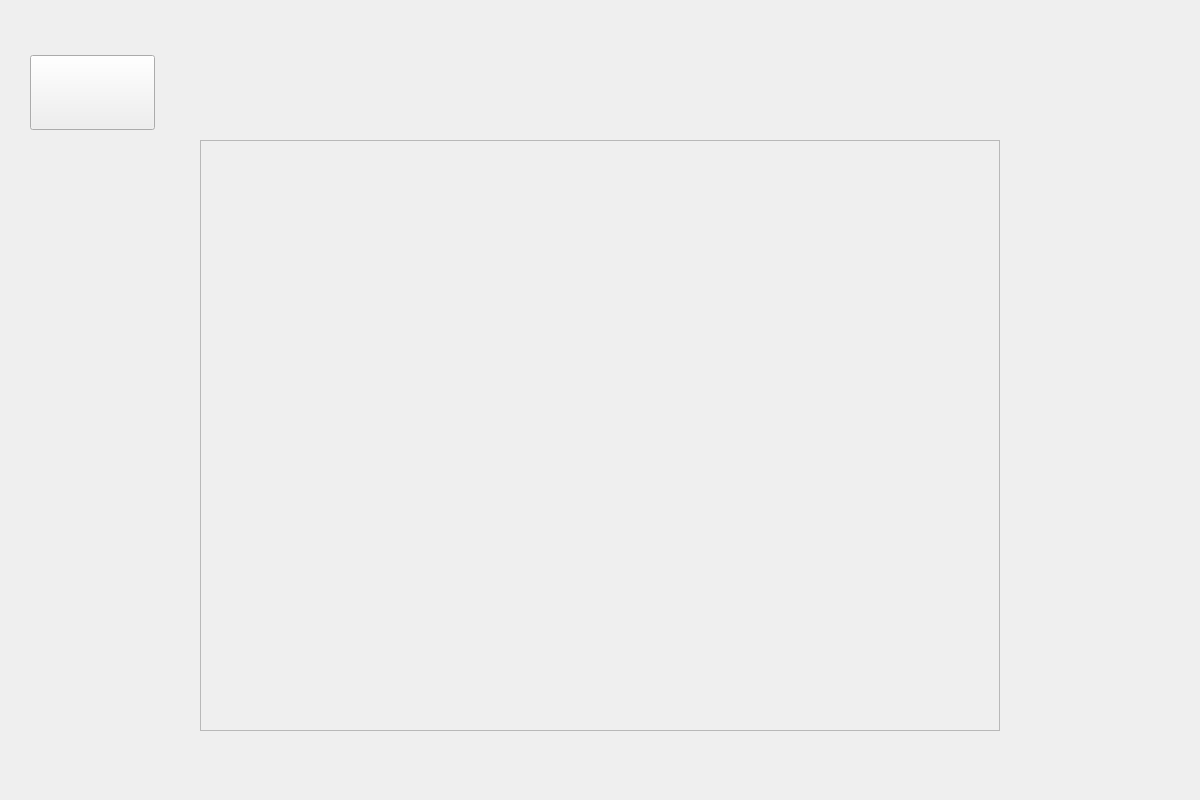
First picture: the form in app/achievements.ui, repository ce-itcr/Gladiators-GBP, before the edit.
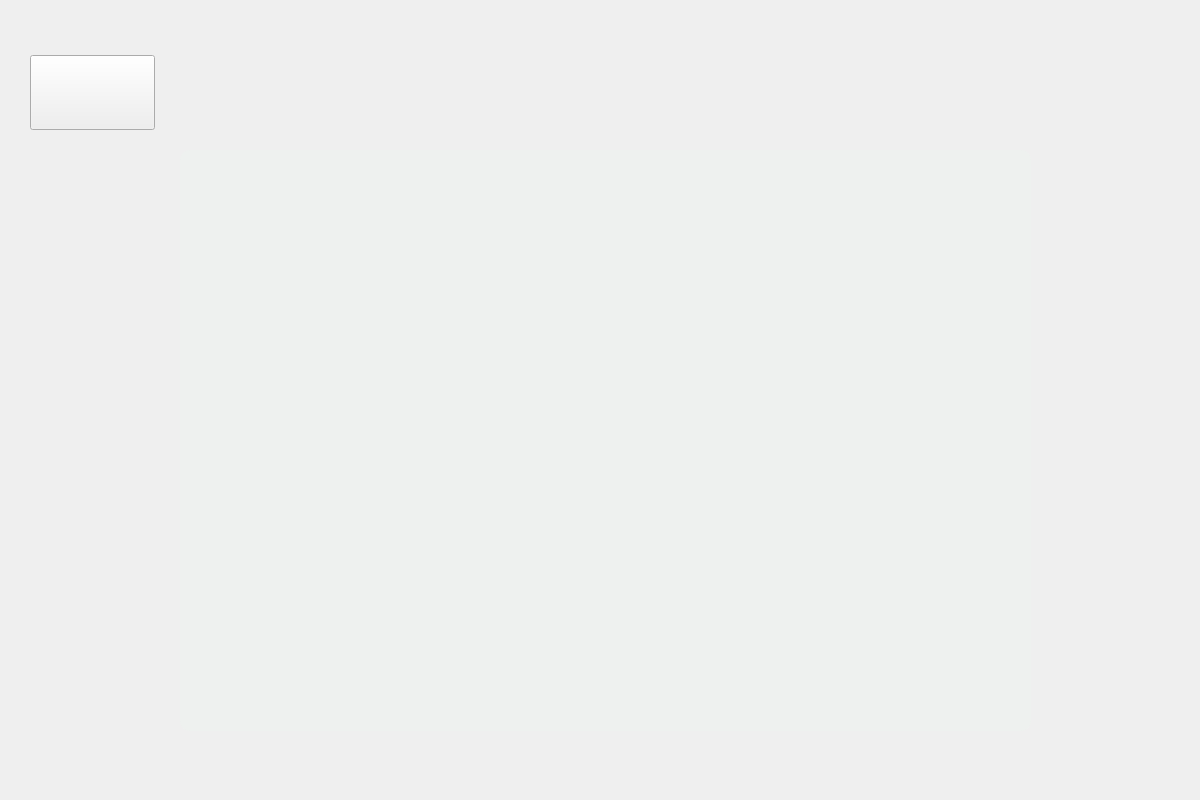
Second picture: the form after the edit. Icons and pictures are not drawn.

```diff
--- a/app/achievements.ui
+++ b/app/achievements.ui
@@ -55,20 +55,37 @@
     <string/>
    </property>
   </widget>
-  <widget class="QFrame" name="frame">
+  <widget class="QLabel" name="label_2">
    <property name="geometry">
     <rect>
-     <x>200</x>
-     <y>140</y>
-     <width>800</width>
-     <height>591</height>
+     <x>400</x>
+     <y>20</y>
+     <width>431</width>
+     <height>121</height>
     </rect>
    </property>
-   <property name="frameShape">
-    <enum>QFrame::StyledPanel</enum>
+   <property name="text">
+    <string/>
    </property>
-   <property name="frameShadow">
-    <enum>QFrame::Raised</enum>
+   <property name="pixmap">
+    <pixmap resource="imgresources.qrc">:/img/imagotipo.png</pixmap>
+   </property>
+   <property name="scaledContents">
+    <bool>true</bool>
+   </property>
+  </widget>
+  <widget class="QListWidget" name="listWidget">
+   <property name="geometry">
+    <rect>
+     <x>180</x>
+     <y>150</y>
+     <width>851</width>
+     <height>581</height>
+    </rect>
+   </property>
+   <property name="styleSheet">
+    <string notr="true">background-color: rgba(235, 245, 238, 0.29);
+border-radius: 10px;</string>
    </property>
   </widget>
   <zorder>label</zorder>
```
Left out of the diff: 5 changed lines with no effect on the pictures.
